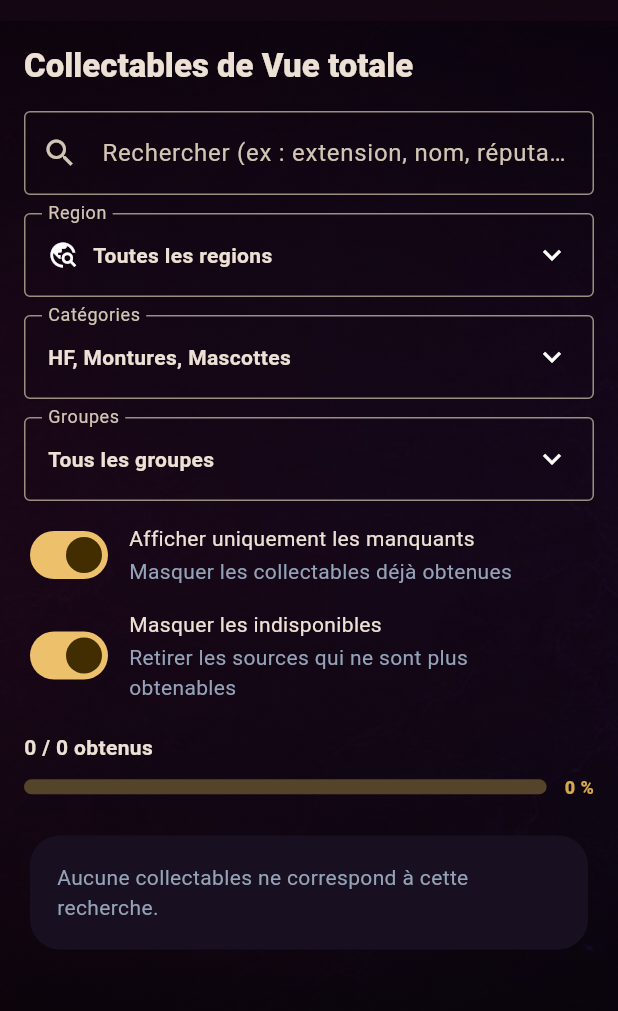
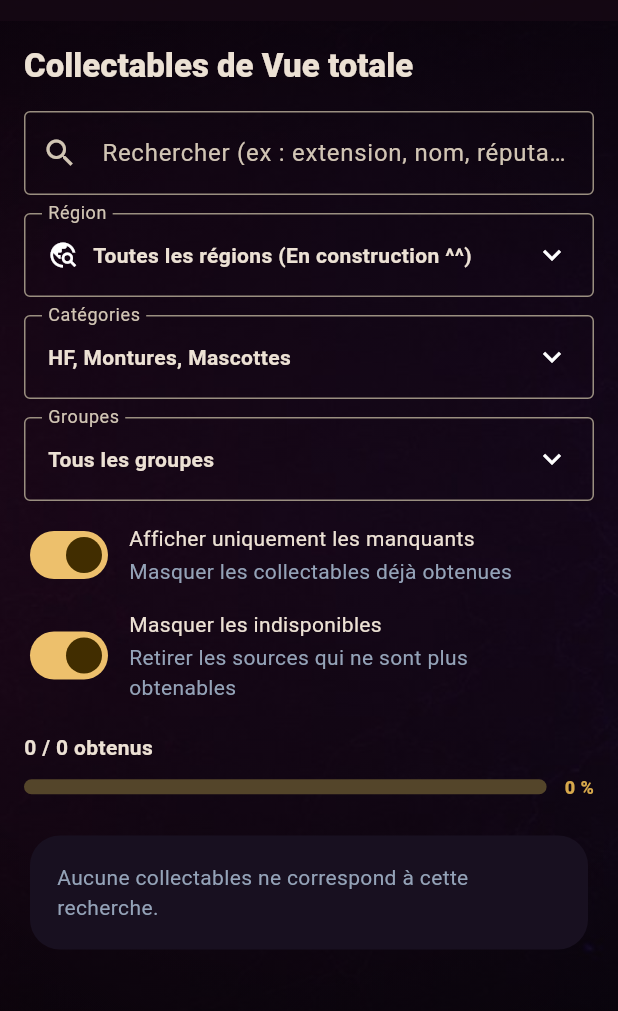
Before and after one commit to Laetitia-Bara/WoW100, a Flutter app: the PlannerPage screen opened directly with empty values, on a phone screen of 412 x 824 dp, the part 63-1074 px from its top. Run offline on Flutter 3.47's test engine with Material 3 defaults, Android fonts, the phone set to English and light mode, and no system bars; our stand-ins replace google_mobile_ads, shared_preferences, web; accounts and stored records are empty; network calls fail.

Commit message:
fix region filter

```diff
--- a/lib/features/planner/presentation/pages/planner_page.dart
+++ b/lib/features/planner/presentation/pages/planner_page.dart
@@ -620,10 +620,10 @@ class _PlannerPageState extends State<PlannerPage> {
                       selectedRegion: _selectedRegionFilter,
                       labelText: _isAllCollectionPlanner
                           ? 'Recherche par régions (en construction)'
-                          : 'Region',
+                          : 'Région',
                       emptyLabel: _isAllCollectionPlanner
                           ? 'Toutes les extensions'
-                          : 'Toutes les regions',
+                          : 'Toutes les régions (En construction ^^)',
                       onTap: _openRegionSelector,
                       onClear: _selectedRegionFilter == null
                           ? null
@@ -825,8 +825,8 @@ class _RegionFilterField extends StatelessWidget {
   const _RegionFilterField({
     required this.selectedRegion,
     required this.onTap,
-    this.labelText = 'Region',
-    this.emptyLabel = 'Toutes les regions',
+    this.labelText = 'Région',
+    this.emptyLabel = 'Toutes les régions (En construction ^^)',
     this.onClear,
   });
 
--- a/lib/features/planner/presentation/widgets/region_selector_sheet.dart
+++ b/lib/features/planner/presentation/widgets/region_selector_sheet.dart
@@ -132,7 +132,7 @@ class _RegionSelectorSheetState extends State<RegionSelectorSheet> {
               padding: const EdgeInsets.fromLTRB(16, 0, 16, 12),
               child: TextField(
                 decoration: const InputDecoration(
-                  labelText: 'Rechercher une extension, region ou zone',
+                  labelText: 'Rechercher une région ou zone',
                   prefixIcon: Icon(Icons.search),
                   border: OutlineInputBorder(),
                 ),
```
